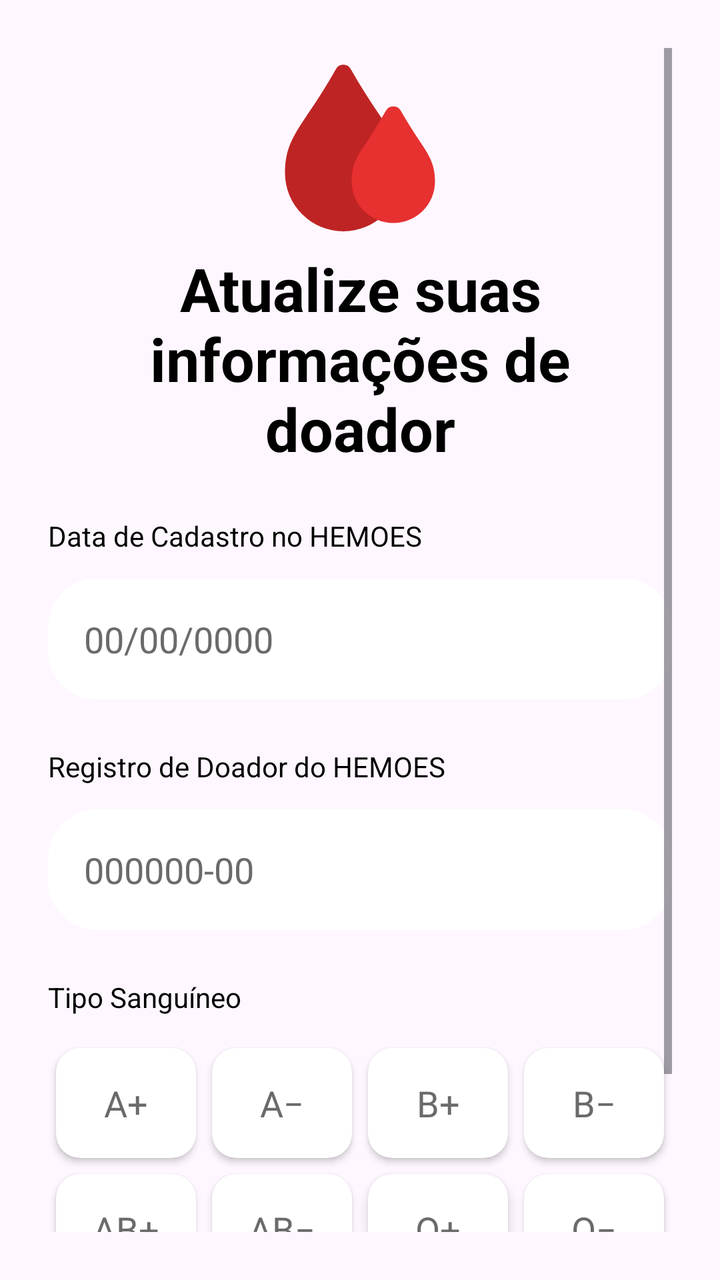
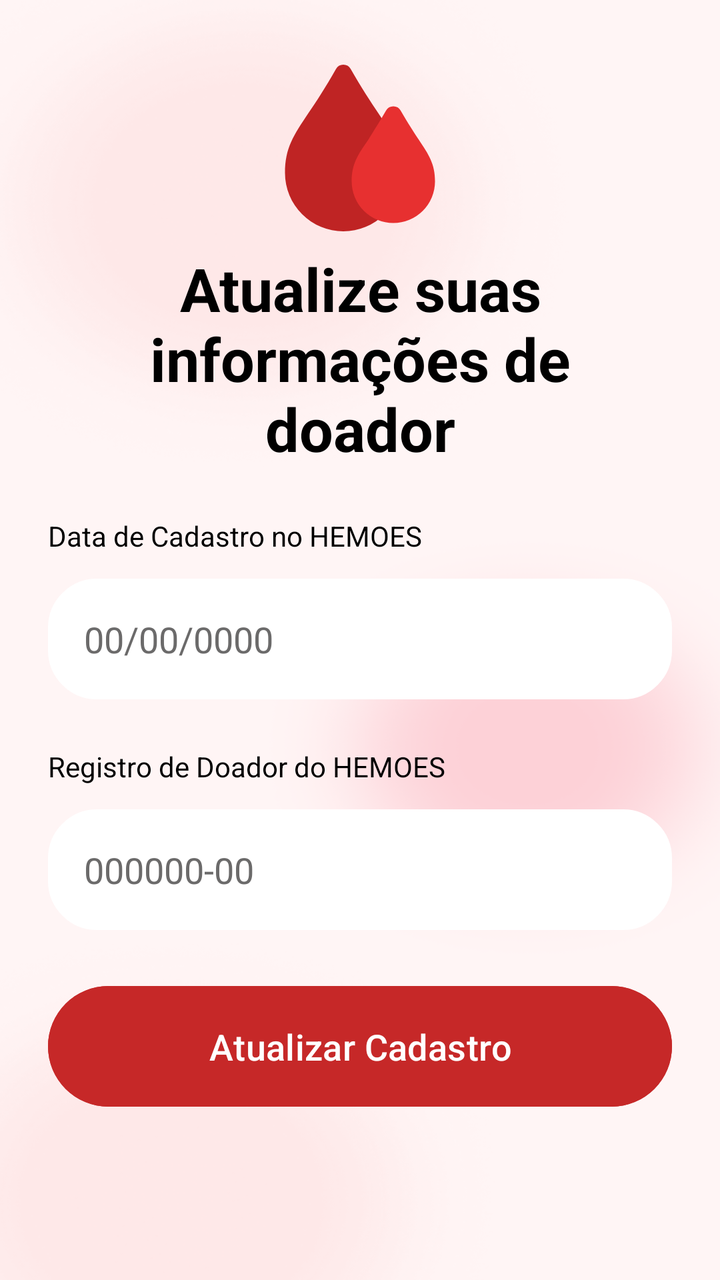

The first picture is an Android layout as it rendered before a commit; the second is the same layout after the commit. The layout source and the unified diff follow.
<!-- AndroidManifest.xml: application theme Theme.Hemo_Conecta -->
<!-- res/layout/fragment_dados_doador_sangue.xml -->
<?xml version="1.0" encoding="utf-8"?>
<ScrollView xmlns:android="http://schemas.android.com/apk/res/android"
    xmlns:app="http://schemas.android.com/apk/res-auto"
    xmlns:tools="http://schemas.android.com/tools"
    android:id="@+id/main"
    android:layout_width="match_parent"
    android:layout_height="match_parent"
    android:padding="24dp"
    android:fillViewport="true">

    <androidx.constraintlayout.widget.ConstraintLayout
        android:layout_width="match_parent"
        android:layout_height="match_parent">

        <LinearLayout
            android:id="@+id/linear1"
            android:layout_width="wrap_content"
            android:layout_height="wrap_content"
            android:orientation="vertical"
            app:layout_constraintEnd_toEndOf="parent"
            app:layout_constraintStart_toStartOf="parent"
            app:layout_constraintTop_toTopOf="parent">

            <ImageView
                android:id="@+id/imgLogo"
                android:layout_width="100dp"
                android:layout_height="100dp"
                android:src="@drawable/logo" />
        </LinearLayout>

        <TextView
            android:id="@+id/textLogo1"
            android:layout_width="wrap_content"
            android:layout_height="wrap_content"
            android:gravity="center"
            android:text="Atualize suas informações de doador"
            android:textColor="@color/black"
            android:textSize="30sp"
            android:textStyle="bold"
            app:layout_constraintEnd_toEndOf="parent"
            app:layout_constraintStart_toStartOf="parent"
            app:layout_constraintTop_toBottomOf="@+id/linear1" />

        
        <LinearLayout
            android:id="@+id/linear2"
            android:layout_width="match_parent"
            android:layout_height="wrap_content"
            android:orientation="vertical"
            app:layout_constraintLeft_toLeftOf="parent"
            app:layout_constraintTop_toBottomOf="@id/textLogo1"
            android:gravity="center">

            <TextView
                android:layout_width="match_parent"
                android:layout_height="wrap_content"
                android:text="Data de Cadastro no HEMOES"
                android:textSize="14sp"
                android:textColor="@color/black"
                android:layout_marginTop="24dp"/>

            <EditText
                android:layout_width="match_parent"
                android:layout_height="wrap_content"
                android:hint="00/00/0000"
                android:textColor="@color/cinza"
                android:textColorHint="@color/cinza"
                android:textSize="18sp"
                android:background="@drawable/rounded_corner"
                android:backgroundTint="@color/white"
                android:padding="18dp"
                android:inputType="text"
                android:id="@+id/data_hemoes_input"
                android:layout_marginTop="12dp"/>
        </LinearLayout>

        
        <LinearLayout
            android:id="@+id/linear3"
            android:layout_width="match_parent"
            android:layout_height="wrap_content"
            android:orientation="vertical"
            app:layout_constraintLeft_toLeftOf="parent"
            app:layout_constraintTop_toBottomOf="@id/linear2"
            android:gravity="center" >

            <TextView
                android:layout_width="match_parent"
                android:layout_height="wrap_content"
                android:text="Registro de Doador do HEMOES"
                android:textSize="14sp"
                android:textColor="@color/black"
                android:layout_marginTop="24dp"/>

            <EditText
                android:layout_width="match_parent"
                android:layout_height="wrap_content"
                android:hint="000000-00"
                android:textColor="@color/cinza"
                android:textColorHint="@color/cinza"
                android:textSize="18sp"
                android:background="@drawable/rounded_corner"
                android:backgroundTint="@color/white"
                android:padding="18dp"
                android:inputType="text"
                android:id="@+id/registro_hemoes_input"
                android:layout_marginTop="12dp"/>
        </LinearLayout>

        
        <LinearLayout
            android:id="@+id/linear4"
            android:layout_width="match_parent"
            android:layout_height="wrap_content"
            android:orientation="vertical"
            app:layout_constraintLeft_toLeftOf="parent"
            app:layout_constraintTop_toBottomOf="@id/linear3"
            android:gravity="center" >

            <TextView
                android:layout_width="match_parent"
                android:layout_height="wrap_content"
                android:text="Tipo Sanguíneo"
                android:textSize="14sp"
                android:textColor="@color/black"
                android:layout_marginTop="24dp"/>

            <GridLayout
                android:layout_width="match_parent"
                android:layout_height="wrap_content"
                android:columnCount="4"
                android:rowCount="2"
                android:layout_marginTop="12dp"
                android:alignmentMode="alignMargins">

                <androidx.cardview.widget.CardView
                    android:id="@+id/cardApositivo"
                    android:layout_width="0dp"
                    android:layout_height="55dp"
                    android:layout_columnWeight="1"
                    android:layout_margin="4dp"
                    app:cardCornerRadius="12dp">

                    <TextView
                        android:layout_width="match_parent"
                        android:layout_height="match_parent"
                        android:text="A+"
                        android:textSize="18sp"
                        android:textColor="@color/cinza"
                        android:gravity="center"/>
                </androidx.cardview.widget.CardView>

                <androidx.cardview.widget.CardView
                    android:id="@+id/cardAnegativo"
                    android:layout_width="0dp"
                    android:layout_height="55dp"
                    android:layout_columnWeight="1"
                    android:layout_margin="4dp"
                    app:cardCornerRadius="12dp">

                    <TextView
                        android:layout_width="match_parent"
                        android:layout_height="match_parent"
                        android:text="A−"
                        android:textSize="18sp"
                        android:textColor="@color/cinza"
                        android:gravity="center"/>
                </androidx.cardview.widget.CardView>

                <androidx.cardview.widget.CardView
                    android:id="@+id/cardBpositivo"
                    android:layout_width="0dp"
                    android:layout_height="55dp"
                    android:layout_columnWeight="1"
                    android:layout_margin="4dp"
                    app:cardCornerRadius="12dp">

                    <TextView
                        android:layout_width="match_parent"
                        android:layout_height="match_parent"
                        android:text="B+"
                        android:textSize="18sp"
                        android:textColor="@color/cinza"
                        android:gravity="center"/>
                </androidx.cardview.widget.CardView>

                <androidx.cardview.widget.CardView
                    android:id="@+id/cardBnegativo"
                    android:layout_width="0dp"
                    android:layout_height="55dp"
                    android:layout_columnWeight="1"
                    android:layout_margin="4dp"
                    app:cardCornerRadius="12dp">

                    <TextView
                        android:layout_width="match_parent"
                        android:layout_height="match_parent"
                        android:text="B−"
                        android:textSize="18sp"
                        android:textColor="@color/cinza"
                        android:gravity="center"/>
                </androidx.cardview.widget.CardView>

                <androidx.cardview.widget.CardView
                    android:id="@+id/cardABpositivo"
                    android:layout_width="0dp"
                    android:layout_height="55dp"
                    android:layout_columnWeight="1"
                    android:layout_margin="4dp"
                    app:cardCornerRadius="12dp">

                    <TextView
                        android:layout_width="match_parent"
                        android:layout_height="match_parent"
                        android:text="AB+"
                        android:textSize="18sp"
                        android:textColor="@color/cinza"
                        android:gravity="center"/>
                </androidx.cardview.widget.CardView>

                <androidx.cardview.widget.CardView
                    android:id="@+id/cardABnegativo"
                    android:layout_width="0dp"
                    android:layout_height="55dp"
                    android:layout_columnWeight="1"
                    android:layout_margin="4dp"
                    app:cardCornerRadius="12dp">

                    <TextView
                        android:layout_width="match_parent"
                        android:layout_height="match_parent"
                        android:text="AB−"
                        android:textSize="18sp"
                        android:textColor="@color/cinza"
                        android:gravity="center"/>
                </androidx.cardview.widget.CardView>

                <androidx.cardview.widget.CardView
                    android:id="@+id/cardOpositivo"
                    android:layout_width="0dp"
                    android:layout_height="55dp"
                    android:layout_columnWeight="1"
                    android:layout_margin="4dp"
                    app:cardCornerRadius="12dp"
                    app:cardElevation="4dp">

                    <TextView
                        android:layout_width="match_parent"
                        android:layout_height="match_parent"
                        android:text="O+"
                        android:textSize="18sp"
                        android:textColor="@color/cinza"
                        android:gravity="center"/>
                </androidx.cardview.widget.CardView>

                <androidx.cardview.widget.CardView
                    android:id="@+id/cardOnegativo"
                    android:layout_width="0dp"
                    android:layout_height="55dp"
                    android:layout_columnWeight="1"
                    android:layout_margin="4dp"
                    app:cardCornerRadius="12dp">

                    <TextView
                        android:layout_width="match_parent"
                        android:layout_height="match_parent"
                        android:text="O−"
                        android:textSize="18sp"
                        android:textColor="@color/cinza"
                        android:gravity="center"/>
                </androidx.cardview.widget.CardView>
            </GridLayout>

            <Button
                android:layout_width="match_parent"
                android:layout_height="wrap_content"
                android:text="Atualizar"
                android:textColor="@color/white"
                android:backgroundTint="@color/red"
                android:padding="18dp"
                android:textSize="18sp"
                android:layout_marginTop="24dp"
                android:id="@+id/atualizar_bt" />

        </LinearLayout>
    </androidx.constraintlayout.widget.ConstraintLayout>
</ScrollView>
<!-- resources referenced by this layout -->
<resources>
  <color name="black">#000000</color>
  <color name="cinza">#6B6A6A</color>
  <color name="red">#C62828</color>
  <color name="white">#FFFFFF</color>
  <!-- drawable logo (drawable) -->
  <vector xmlns:android="http://schemas.android.com/apk/res/android" android:height="60dp" android:viewportHeight="24" android:viewportWidth="24" android:width="60dp">
      <path android:fillColor="#BF2424" android:pathData="M14.17,7.78c-0.89,-1.33 -2,-3 -3.3,-5.28a1,1 0,0 0,-1.74 0c-1.31,2.31 -2.41,4 -3.3,5.28C4,10.52 3,12 3,15a7,7 0,0 0,14 0C17,12 16,10.52 14.17,7.78Z"/>
      <path android:fillColor="#E73030" android:pathData="M19.05,11c-0.58,-0.88 -1.31,-2 -2.18,-3.5a1,1 0,0 0,-1.74 0C14.26,9 13.53,10.12 13,11 11.73,12.82 11,13.92 11,16a5,5 0,0 0,10 0C21,13.92 20.27,12.82 19.05,11Z"/>
  </vector>
  <!-- drawable rounded_corner (drawable) -->
  <?xml version="1.0" encoding="utf-8"?>
  <shape xmlns:android="http://schemas.android.com/apk/res/android"
      android:shape="rectangle">
      <corners android:radius="24dp"/>
      <stroke android:width="1dp" android:color="@color/white"/>
  
  </shape>
  <style name="Theme.Hemo_Conecta" parent="Base.Theme.Hemo_Conecta" />
  <style name="Base.Theme.Hemo_Conecta" parent="Theme.Material3.DayNight.NoActionBar">
          
          
      </style>
</resources>

<!-- the commit's change to res/layout/fragment_dados_doador_sangue.xml (unified diff, before → after) -->
@@ -6,7 +6,8 @@
     android:layout_width="match_parent"
     android:layout_height="match_parent"
     android:padding="24dp"
-    android:fillViewport="true">
+    android:fillViewport="true"
+    android:background="@drawable/back_foto">
 
     <androidx.constraintlayout.widget.ConstraintLayout
         android:layout_width="match_parent"
@@ -33,7 +34,7 @@
             android:layout_width="wrap_content"
             android:layout_height="wrap_content"
             android:gravity="center"
-            android:text="Atualize suas informações de doador"
+            android:text="@string/titulo_dados_doador"
             android:textColor="@color/black"
             android:textSize="30sp"
             android:textStyle="bold"
@@ -54,7 +55,7 @@
             <TextView
                 android:layout_width="match_parent"
                 android:layout_height="wrap_content"
-                android:text="Data de Cadastro no HEMOES"
+                android:text="@string/data_hemoes"
                 android:textSize="14sp"
                 android:textColor="@color/black"
                 android:layout_marginTop="24dp"/>
@@ -62,7 +63,7 @@
             <EditText
                 android:layout_width="match_parent"
                 android:layout_height="wrap_content"
-                android:hint="00/00/0000"
+                android:hint="@string/data_vazia"
                 android:textColor="@color/cinza"
                 android:textColorHint="@color/cinza"
                 android:textSize="18sp"
@@ -87,7 +88,7 @@
             <TextView
                 android:layout_width="match_parent"
                 android:layout_height="wrap_content"
-                android:text="Registro de Doador do HEMOES"
+                android:text="@string/registro_hemoes"
                 android:textSize="14sp"
                 android:textColor="@color/black"
                 android:layout_marginTop="24dp"/>
@@ -95,7 +96,7 @@
             <EditText
                 android:layout_width="match_parent"
                 android:layout_height="wrap_content"
-                android:hint="000000-00"
+                android:hint="@string/registro_vazio"
                 android:textColor="@color/cinza"
                 android:textColorHint="@color/cinza"
                 android:textSize="18sp"
@@ -107,181 +108,18 @@
                 android:layout_marginTop="12dp"/>
         </LinearLayout>
 
-        
-        <LinearLayout
-            android:id="@+id/linear4"
+        <Button
             android:layout_width="match_parent"
             android:layout_height="wrap_content"
-            android:orientation="vertical"
-            app:layout_constraintLeft_toLeftOf="parent"
+            android:text="@string/botao_atualizar"
+            android:textColor="@color/white"
+            android:backgroundTint="@color/red"
+            android:padding="18dp"
+            android:textSize="18sp"
+            android:layout_marginTop="24dp"
+            android:id="@+id/atualizar_bt"
             app:layout_constraintTop_toBottomOf="@id/linear3"
-            android:gravity="center" >
-
-            <TextView
-                android:layout_width="match_parent"
-                android:layout_height="wrap_content"
-                android:text="Tipo Sanguíneo"
-                android:textSize="14sp"
-                android:textColor="@color/black"
-                android:layout_marginTop="24dp"/>
-
-            <GridLayout
-                android:layout_width="match_parent"
-                android:layout_height="wrap_content"
-                android:columnCount="4"
-                android:rowCount="2"
-                android:layout_marginTop="12dp"
-                android:alignmentMode="alignMargins">
-
-                <androidx.cardview.widget.CardView
-                    android:id="@+id/cardApositivo"
-                    android:layout_width="0dp"
-                    android:layout_height="55dp"
-                    android:layout_columnWeight="1"
-                    android:layout_margin="4dp"
-                    app:cardCornerRadius="12dp">
-
-                    <TextView
-                        android:layout_width="match_parent"
-                        android:layout_height="match_parent"
-                        android:text="A+"
-                        android:textSize="18sp"
-                        android:textColor="@color/cinza"
-                        android:gravity="center"/>
-                </androidx.cardview.widget.CardView>
-
-                <androidx.cardview.widget.CardView
-                    android:id="@+id/cardAnegativo"
-                    android:layout_width="0dp"
-                    android:layout_height="55dp"
-                    android:layout_columnWeight="1"
-                    android:layout_margin="4dp"
-                    app:cardCornerRadius="12dp">
-
-                    <TextView
-                        android:layout_width="match_parent"
-                        android:layout_height="match_parent"
-                        android:text="A−"
-                        android:textSize="18sp"
-                        android:textColor="@color/cinza"
-                        android:gravity="center"/>
-                </androidx.cardview.widget.CardView>
-
-                <androidx.cardview.widget.CardView
-                    android:id="@+id/cardBpositivo"
-                    android:layout_width="0dp"
-                    android:layout_height="55dp"
-                    android:layout_columnWeight="1"
-                    android:layout_margin="4dp"
-                    app:cardCornerRadius="12dp">
-
-                    <TextView
-                        android:layout_width="match_parent"
-                        android:layout_height="match_parent"
-                        android:text="B+"
-                        android:textSize="18sp"
-                        android:textColor="@color/cinza"
-                        android:gravity="center"/>
-                </androidx.cardview.widget.CardView>
-
-                <androidx.cardview.widget.CardView
-                    android:id="@+id/cardBnegativo"
-                    android:layout_width="0dp"
-                    android:layout_height="55dp"
-                    android:layout_columnWeight="1"
-                    android:layout_margin="4dp"
-                    app:cardCornerRadius="12dp">
-
-                    <TextView
-                        android:layout_width="match_parent"
-                        android:layout_height="match_parent"
-                        android:text="B−"
-                        android:textSize="18sp"
-                        android:textColor="@color/cinza"
-                        android:gravity="center"/>
-                </androidx.cardview.widget.CardView>
-
-                <androidx.cardview.widget.CardView
-                    android:id="@+id/cardABpositivo"
-                    android:layout_width="0dp"
-                    android:layout_height="55dp"
-                    android:layout_columnWeight="1"
-                    android:layout_margin="4dp"
-                    app:cardCornerRadius="12dp">
-
-                    <TextView
-                        android:layout_width="match_parent"
-                        android:layout_height="match_parent"
-                        android:text="AB+"
-                        android:textSize="18sp"
-                        android:textColor="@color/cinza"
-                        android:gravity="center"/>
-                </androidx.cardview.widget.CardView>
-
-                <androidx.cardview.widget.CardView
-                    android:id="@+id/cardABnegativo"
-                    android:layout_width="0dp"
-                    android:layout_height="55dp"
-                    android:layout_columnWeight="1"
-                    android:layout_margin="4dp"
-                    app:cardCornerRadius="12dp">
-
-                    <TextView
-                        android:layout_width="match_parent"
-                        android:layout_height="match_parent"
-                        android:text="AB−"
-                        android:textSize="18sp"
-                        android:textColor="@color/cinza"
-                        android:gravity="center"/>
-                </androidx.cardview.widget.CardView>
-
-                <androidx.cardview.widget.CardView
-                    android:id="@+id/cardOpositivo"
-                    android:layout_width="0dp"
-                    android:layout_height="55dp"
-                    android:layout_columnWeight="1"
-                    android:layout_margin="4dp"
-                    app:cardCornerRadius="12dp"
-                    app:cardElevation="4dp">
-
-                    <TextView
-                        android:layout_width="match_parent"
-                        android:layout_height="match_parent"
-                        android:text="O+"
-                        android:textSize="18sp"
-                        android:textColor="@color/cinza"
-                        android:gravity="center"/>
-                </androidx.cardview.widget.CardView>
-
-                <androidx.cardview.widget.CardView
-                    android:id="@+id/cardOnegativo"
-                    android:layout_width="0dp"
-                    android:layout_height="55dp"
-                    android:layout_columnWeight="1"
-                    android:layout_margin="4dp"
-                    app:cardCornerRadius="12dp">
-
-                    <TextView
-                        android:layout_width="match_parent"
-                        android:layout_height="match_parent"
-                        android:text="O−"
-                        android:textSize="18sp"
-                        android:textColor="@color/cinza"
-                        android:gravity="center"/>
-                </androidx.cardview.widget.CardView>
-            </GridLayout>
-
-            <Button
-                android:layout_width="match_parent"
-                android:layout_height="wrap_content"
-                android:text="Atualizar"
-                android:textColor="@color/white"
-                android:backgroundTint="@color/red"
-                android:padding="18dp"
-                android:textSize="18sp"
-                android:layout_marginTop="24dp"
-                android:id="@+id/atualizar_bt" />
-
-        </LinearLayout>
+            app:layout_constraintStart_toStartOf="parent"
+            app:layout_constraintEnd_toEndOf="parent"/>
     </androidx.constraintlayout.widget.ConstraintLayout>
 </ScrollView>
<!-- resource entries referenced after the edit -->
@@ -4,6 +4,7 @@
   <color name="cinza">#6B6A6A</color>
   <color name="red">#C62828</color>
   <color name="white">#FFFFFF</color>
+  <!-- drawable back_foto: png bitmap (drawable, 76642 bytes) -->
   <!-- drawable logo (drawable) -->
   <vector xmlns:android="http://schemas.android.com/apk/res/android" android:height="60dp" android:viewportHeight="24" android:viewportWidth="24" android:width="60dp">
       <path android:fillColor="#BF2424" android:pathData="M14.17,7.78c-0.89,-1.33 -2,-3 -3.3,-5.28a1,1 0,0 0,-1.74 0c-1.31,2.31 -2.41,4 -3.3,5.28C4,10.52 3,12 3,15a7,7 0,0 0,14 0C17,12 16,10.52 14.17,7.78Z"/>
@@ -17,6 +18,12 @@
       <stroke android:width="1dp" android:color="@color/white"/>
   
   </shape>
+  <string name="botao_atualizar">Atualizar Cadastro</string>
+  <string name="data_hemoes">Data de Cadastro no HEMOES</string>
+  <string name="data_vazia">00/00/0000</string>
+  <string name="registro_hemoes">Registro de Doador do HEMOES</string>
+  <string name="registro_vazio">000000-00</string>
+  <string name="titulo_dados_doador">Atualize suas informações de doador</string>
   <style name="Theme.Hemo_Conecta" parent="Base.Theme.Hemo_Conecta" />
   <style name="Base.Theme.Hemo_Conecta" parent="Theme.Material3.DayNight.NoActionBar">
           
